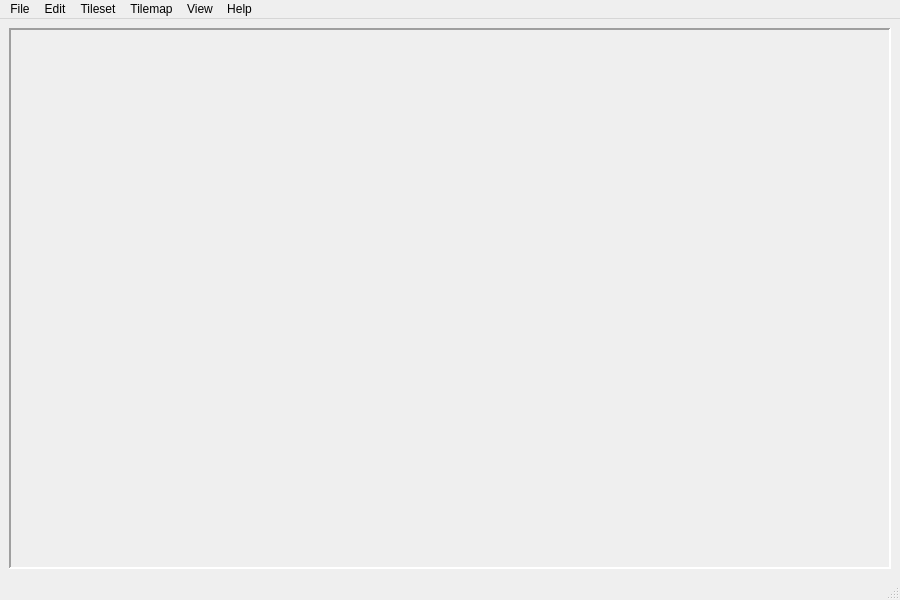
Qt form mainwindow.ui (LoxoSoftware/RetroMap) before a commit.
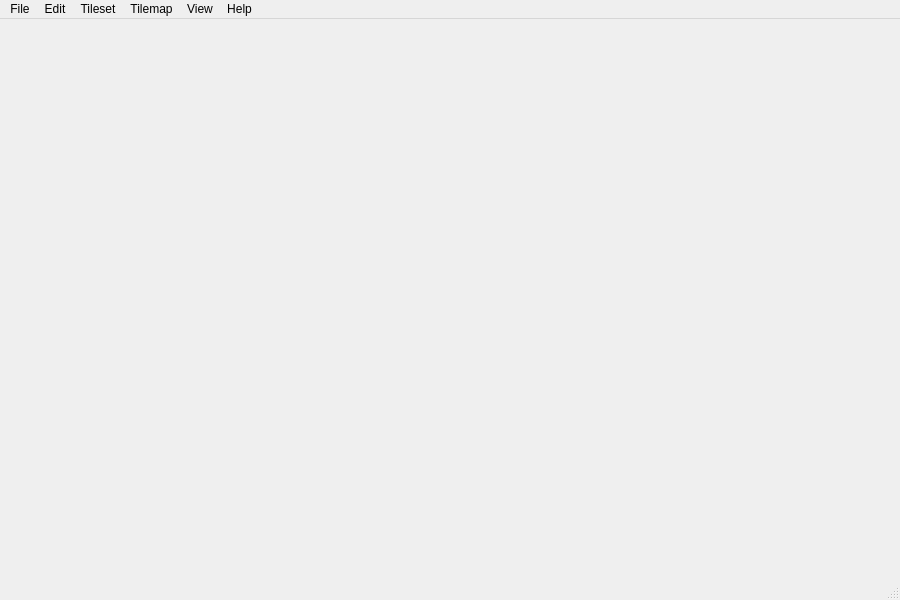
The same form after that commit. Icons and pictures are not drawn.

Commit message: MainWindow: Incapsulate editor canvas container in a QTabWidget for future feature implementation

What changed in the file:
```diff
--- a/mainwindow.ui
+++ b/mainwindow.ui
@@ -27,17 +27,17 @@
   <widget class="QWidget" name="centralwidget">
    <layout class="QGridLayout" name="gridLayout">
     <item row="0" column="0">
-     <widget class="QScrollArea" name="winCanvasArea">
-      <property name="frameShape">
-       <enum>QFrame::Shape::Panel</enum>
+     <widget class="QTabWidget" name="tabWidget">
+      <property name="styleSheet">
+       <string notr="true">QTabWidget:pane {
+	border: none;
+}
+</string>
       </property>
-      <property name="frameShadow">
-       <enum>QFrame::Shadow::Sunken</enum>
+      <property name="currentIndex">
+       <number>-1</number>
       </property>
-      <property name="lineWidth">
-       <number>2</number>
-      </property>
-      <property name="widgetResizable">
+      <property name="tabBarAutoHide">
        <bool>true</bool>
       </property>
       <widget class="QWidget" name="winCanvasArea_content">
```
Left out of the diff: 10 changed lines with no effect on the pictures. The commit also changes 2 other files.
